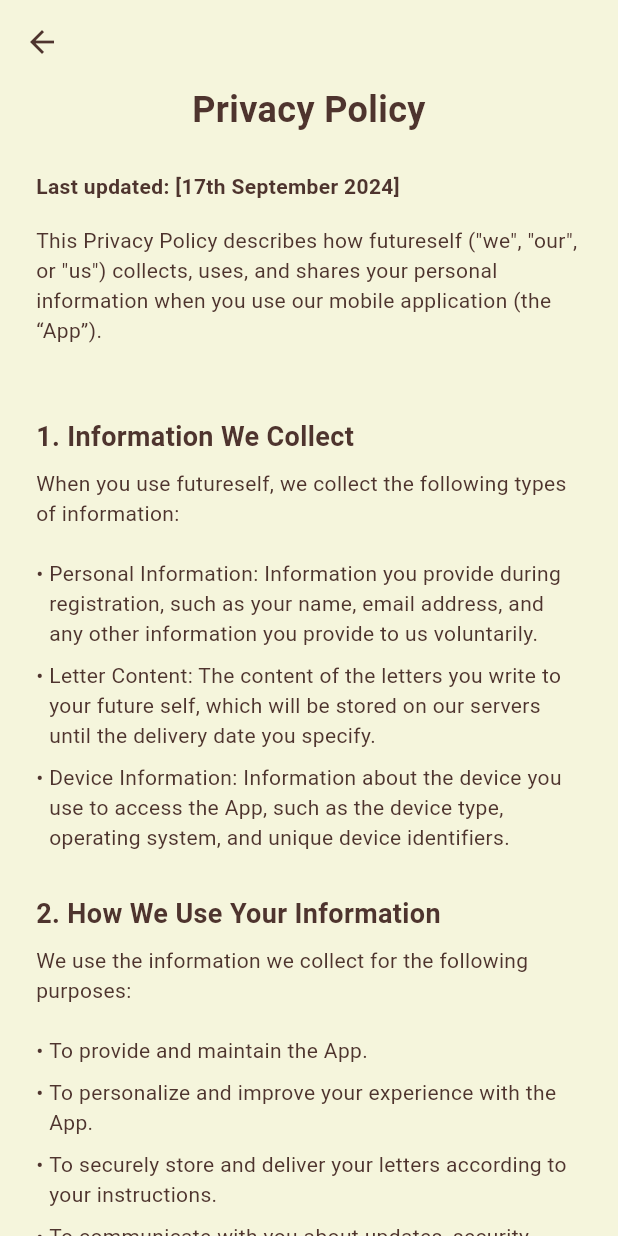
After one commit to atahtee/futureself, a Flutter app: the PrivacyPolicy screen opened directly, on a phone screen of 412 x 824 dp. The commit adds this screen. Run offline on Flutter 3.47's test engine with Material 3 defaults, Android fonts, the phone set to English and light mode, and no system bars; our stand-ins replace cloud_firestore, firebase_auth, firebase_core, firebase_messaging, flutter_local_notifications, google_fonts and 3 more; accounts and stored records are empty.

Commit message:
Removed errors and added pages in settings

```diff
--- /dev/null
+++ b/lib/presentation/pages/privacy_policy.dart
@@ -0,0 +1,151 @@
+import 'package:flutter/material.dart';
+
+class PrivacyPolicy extends StatelessWidget {
+  @override
+  Widget build(BuildContext context) {
+    return Scaffold(
+      appBar: AppBar(
+        backgroundColor: Color(0xFFF5F5DC),
+        leading: IconButton(
+          icon: Icon(Icons.arrow_back, color: Colors.brown[800]),
+          onPressed: () {
+            Navigator.pop(context);
+          },
+        ),
+        elevation: 0,
+      ),
+      backgroundColor: Color(0xFFF5F5DC),
+      body: SingleChildScrollView(
+        child: Padding(
+          padding: const EdgeInsets.symmetric(horizontal: 24.0, ),
+          child: Column(
+            crossAxisAlignment: CrossAxisAlignment.center,
+            children: [
+              Text(
+                'Privacy Policy',
+                style: TextStyle(
+                  fontSize: 24,
+                  fontWeight: FontWeight.bold,
+                  color: Colors.brown[800],
+                ),
+                textAlign: TextAlign.center,
+              ),
+              SizedBox(height: 24),
+              Column(
+                crossAxisAlignment: CrossAxisAlignment.start,
+                children: [
+                  Text(
+                    'Last updated: [17th September 2024]',
+                    style: TextStyle(
+                      fontWeight: FontWeight.bold,
+                      color: Colors.brown[800],
+                    ),
+                  ),
+                  SizedBox(height: 16),
+                  Text(
+                    'This Privacy Policy describes how futureself ("we", "our", or "us") collects, uses, and shares your personal information when you use our mobile application (the “App”).',
+                    style: TextStyle(color: Colors.brown[800]),
+                  ),
+                  SizedBox(height: 24),
+                  sectionTitle('1. Information We Collect'),
+                  sectionParagraph(
+                      'When you use futureself, we collect the following types of information:'),
+                  bulletList([
+                    'Personal Information: Information you provide during registration, such as your name, email address, and any other information you provide to us voluntarily.',
+                    'Letter Content: The content of the letters you write to your future self, which will be stored on our servers until the delivery date you specify.',
+                    'Device Information: Information about the device you use to access the App, such as the device type, operating system, and unique device identifiers.',
+                  ]),
+                  sectionTitle('2. How We Use Your Information'),
+                  sectionParagraph(
+                      'We use the information we collect for the following purposes:'),
+                  bulletList([
+                    'To provide and maintain the App.',
+                    'To personalize and improve your experience with the App.',
+                    'To securely store and deliver your letters according to your instructions.',
+                    'To communicate with you about updates, security alerts, and other important information.',
+                  ]),
+                  sectionTitle('3. How We Share Your Information'),
+                  sectionParagraph(
+                      'We do not sell, trade, nor rent your personal information to others. However, we may share your data in the following circumstances:'),
+                  bulletList([
+                    'With Service Providers: We may share your data with third-party service providers, such as Firebase, that help us operate and manage the App.',
+                    'For Legal Reasons: We may disclose your information to comply with applicable laws, legal processes, or governmental requests.',
+                    'With Your Consent: We may share your information with your consent for specific purposes.',
+                  ]),
+                  sectionTitle('4. Data Security'),
+                  sectionParagraph(
+                      'We take the security of your personal information seriously. We use industry-standard encryption and security measures to protect your data from unauthorized access, alteration, disclosure, or destruction. However, no method of transmission over the internet or electronic storage is completely secure, and we cannot guarantee its absolute security.'),
+                  sectionTitle('5. Data Retention'),
+                  sectionParagraph(
+                      'We will retain your personal information and the content of your letters for as long as necessary to fulfill the purposes outlined in this Privacy Policy. Once your letter is delivered to you, we may delete the stored content after a reasonable period.'),
+                  sectionTitle('6. Your Rights'),
+                  sectionParagraph(
+                      'You have the right to access, update, or delete your personal information at any time by contacting us at [atatisam14@gmail.com]. You may also request to delete your account, which will result in the deletion of all your data, including your letters, from our servers.'),
+                  sectionTitle('7. Third-Party Links'),
+                  sectionParagraph(
+                      'The App may contain links to third-party websites or services, such as Firebase. We are not responsible for the privacy practices or the content of such third-party services. We recommend reviewing the privacy policies of those third-party services before providing them with your data.'),
+                  sectionTitle('8. Changes to This Privacy Policy'),
+                  sectionParagraph(
+                      'We may update this Privacy Policy from time to time. We will notify you of any significant changes by updating the "Last updated" date at the top of this Privacy Policy. Your continued use of the App after the changes take effect signifies your acceptance of the revised policy.'),
+                  sectionTitle('9. Contact Us'),
+                  sectionParagraph(
+                      'If you have any questions or concerns about this Privacy Policy, please contact at [craftzcat34@gmail.com].'),
+                ],
+              ),
+            ],
+          ),
+        ),
+      ),
+    );
+  }
+
+  Widget sectionTitle(String text) {
+    return Padding(
+      padding: const EdgeInsets.only(top: 24.0, bottom: 8.0),
+      child: Text(
+        text,
+        style: TextStyle(
+          fontSize: 18,
+          fontWeight: FontWeight.w600,
+          color: Colors.brown[800],
+        ),
+      ),
+    );
+  }
+
+  Widget sectionParagraph(String text) {
+    return Padding(
+      padding: const EdgeInsets.only(bottom: 16.0),
+      child: Text(
+        text,
+        style: TextStyle(color: Colors.brown[800]),
+      ),
+    );
+  }
+
+  Widget bulletList(List<String> items) {
+    return Column(
+      crossAxisAlignment: CrossAxisAlignment.start,
+      children: items.map((item) {
+        return Padding(
+          padding: const EdgeInsets.symmetric(vertical: 4.0),
+          child: Row(
+            crossAxisAlignment: CrossAxisAlignment.start,
+            children: [
+              Text(
+                '• ',
+                style: TextStyle(color: Colors.brown[800]),
+              ),
+              Expanded(
+                child: Text(
+                  item,
+                  style: TextStyle(color: Colors.brown[800]),
+                ),
+              ),
+            ],
+          ),
+        );
+      }).toList(),
+    );
+  }
+}
--- /dev/null
+++ b/lib/presentation/pages/terms.dart
@@ -0,0 +1,139 @@
+import 'package:flutter/material.dart';
+
+class Terms extends StatelessWidget {
+  @override
+  Widget build(BuildContext context) {
+    return Scaffold(
+      appBar: AppBar(
+        backgroundColor: Color(0xFFF5F5DC),
+        title: Text(
+          "Terms of futureself",
+          style: TextStyle(color: Colors.brown.shade800, fontWeight: FontWeight.bold),
+        ),
+        elevation: 0,
+        iconTheme: IconThemeData(color: Colors.brown.shade800),
+      ),
+      backgroundColor: Color(0xFFF5F5DC),
+      body: SingleChildScrollView(
+        child: Padding(
+          padding: const EdgeInsets.symmetric(horizontal: 20.0, vertical: 30.0),
+          child: Column(
+            crossAxisAlignment: CrossAxisAlignment.start,
+            children: [
+              Text(
+                'Last updated: 17th September 2024',
+                style: TextStyle(
+                  fontWeight: FontWeight.bold,
+                  fontSize: 16,
+                  color: Colors.brown.shade800,
+                ),
+              ),
+              SizedBox(height: 20),
+              sectionTitle('1. Acceptance of Terms'),
+              sectionParagraph(
+                  'By accessing and using the futureself app (the “App”), you accept and agree to these Terms of Service (“Terms”). '
+                  'If you do not agree with these Terms, you must not use the App.'),
+              sectionTitle('2. Account Registration'),
+              sectionParagraph(
+                  'To use futureself, you will need to create an account by registering with your email address. By creating an account, '
+                  'you agree to provide accurate and complete information and keep it updated. You are responsible for maintaining the confidentiality of your account credentials.'),
+              sectionTitle('3. Use of the Service'),
+              sectionParagraph(
+                  'The App allows you to write letters to your future self and select a date when you want these letters to be delivered back to you. '
+                  'By using this service, you agree to use the App only for personal, lawful purposes.'),
+              bulletList([
+                'The letters will be stored securely on our servers and will only be delivered back to you at the date and time you specify.',
+                'The App is not responsible for any failure to deliver the letter due to unforeseen technical issues or errors.',
+                'The App does not guarantee the retention of letters beyond their delivery date.',
+              ]),
+              sectionTitle('4. Privacy and Data Security'),
+              sectionParagraph(
+                  'We value your privacy. All personal information provided to us is stored securely and handled in accordance with our '
+                  'Privacy Policy. By using the App, you agree to the collection and use of information in line with our privacy practices.'),
+              sectionParagraph(
+                  'Your data, including letters and other personal information, will be stored on Firebase servers. Please refer to Firebase’s '
+                  'privacy policies for more information on how they manage your data.'),
+              sectionTitle('5. User Content'),
+              sectionParagraph(
+                  'You retain ownership of any letters or content you write within the App. By submitting content through the App, you grant futureself '
+                  'a non-exclusive, royalty-free, worldwide license to store and deliver your letters as per your instructions.'),
+              sectionParagraph('You are solely responsible for the content of your letters and must not submit any content that:'),
+              bulletList([
+                'Is illegal, harmful, abusive, or infringing on any third-party rights.',
+                'Contains sensitive information such as passwords, financial data, or confidential personal information.',
+              ]),
+              sectionTitle('6. Termination'),
+              sectionParagraph(
+                  'We reserve the right to suspend or terminate your access to the App at any time, without prior notice, if you violate these Terms '
+                  'or if we believe that your actions could harm the App or other users.'),
+              sectionTitle('7. Limitation of Liability'),
+              sectionParagraph(
+                  'To the fullest extent permitted by law, futureself shall not be held liable for any direct, indirect, incidental, consequential, '
+                  'or special damages arising out of or in connection with your use of the App or your inability to use the App.'),
+              sectionTitle('8. Changes to Terms'),
+              sectionParagraph(
+                  'We may modify these Terms at any time. We will notify you of any changes by updating the "Last updated" date at the top of these Terms. '
+                  'Your continued use of the App after changes to the Terms constitutes your acceptance of the modified terms.'),
+              sectionTitle('9. Governing Law'),
+              sectionParagraph(
+                  'These Terms will be governed by and interpreted in accordance with the laws of Your Country, without regard to its conflict of law provisions.'),
+              sectionTitle('10. Contact Information'),
+              sectionParagraph(
+                  'If you have any questions or concerns about these Terms, please contact us at craftzcat34@gmail.com.'),
+            ],
+          ),
+        ),
+      ),
+    );
+  }
+
+  Widget sectionTitle(String text) {
+    return Padding(
+      padding: const EdgeInsets.only(top: 24.0, bottom: 8.0),
+      child: Text(
+        text,
+        style: TextStyle(
+          fontSize: 18,
+          fontWeight: FontWeight.w600,
+          color: Colors.brown.shade900,
+        ),
+      ),
+    );
+  }
+
+  Widget sectionParagraph(String text) {
+    return Padding(
+      padding: const EdgeInsets.only(bottom: 16.0),
+      child: Text(
+        text,
+        style: TextStyle(fontSize: 16, color: Colors.brown.shade700),
+      ),
+    );
+  }
+
+  Widget bulletList(List<String> items) {
+    return Column(
+      crossAxisAlignment: CrossAxisAlignment.start,
+      children: items.map((item) {
+        return Padding(
+          padding: const EdgeInsets.symmetric(vertical: 4.0),
+          child: Row(
+            crossAxisAlignment: CrossAxisAlignment.start,
+            children: [
+              Text(
+                '• ',
+                style: TextStyle(color: Colors.brown.shade800, fontSize: 16),
+              ),
+              Expanded(
+                child: Text(
+                  item,
+                  style: TextStyle(fontSize: 16, color: Colors.brown.shade700),
+                ),
+              ),
+            ],
+          ),
+        );
+      }).toList(),
+    );
+  }
+}
--- a/pubspec.yaml
+++ b/pubspec.yaml
@@ -16,7 +16,7 @@
 # https://developer.apple.com/library/archive/documentation/General/Reference/InfoPlistKeyReference/Articles/CoreFoundationKeys.html
 # In Windows, build-name is used as the major, minor, and patch parts
 # of the product and file versions while build-number is used as the build suffix.
-version: 1.0.0+6
+version: 1.0.0+8
 
 environment:
   sdk: '>=3.4.3 <4.0.0'
```
Also changed, not shown: lib/notifications/firebase_api.dart (+1 -7 lines), lib/presentation/pages/faq_page.dart (added, +84 -0 lines), lib/presentation/pages/settings_page.dart (+40 -26 lines), lib/presentation/pages/whats_coming.dart (added, +228 -0 lines), 7 other files.
